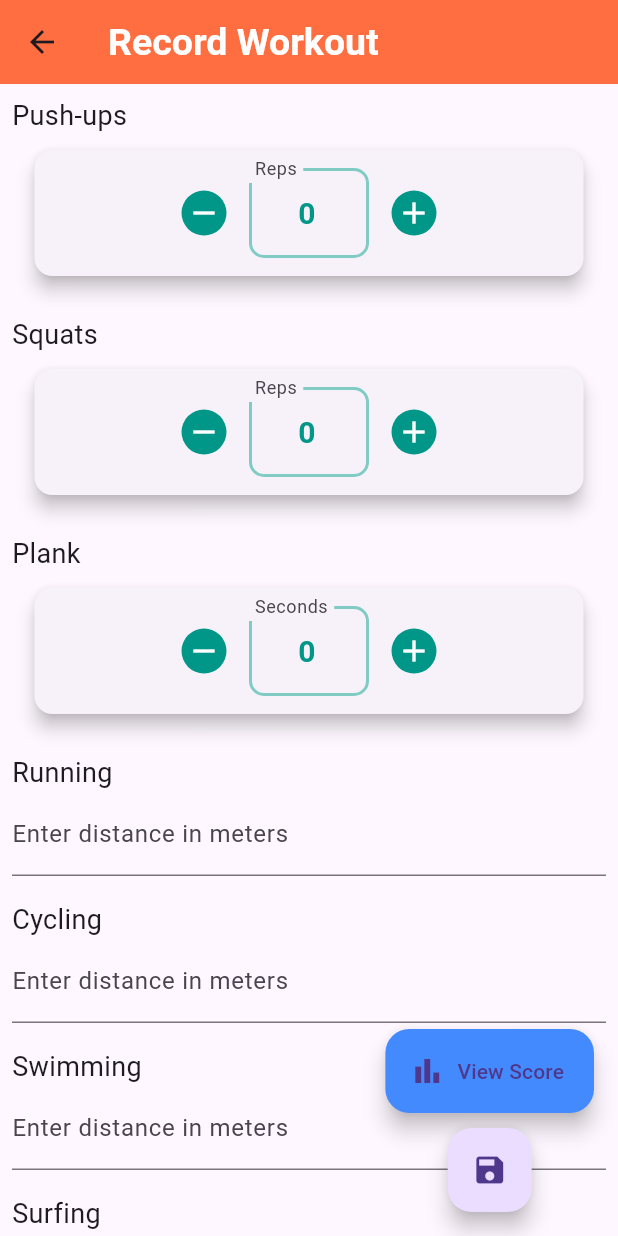
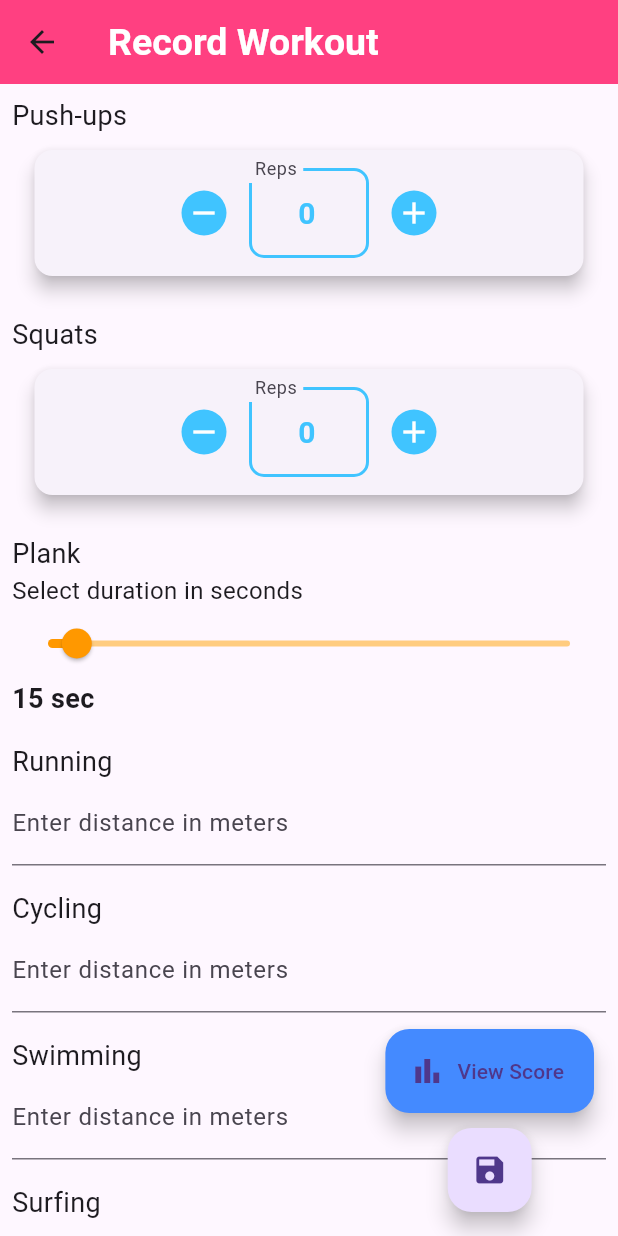
Before and after one commit to Karthikeya02/move, a Flutter app: the screen it shows after launch, after a tap on the "add" icon, on a phone screen of 412 x 824 dp. Run offline on Flutter 3.47's test engine with Material 3 defaults, Android fonts, the phone set to English and light mode, and no system bars.

Commit message:
modify some

```diff
--- a/lib/main.dart
+++ b/lib/main.dart
@@ -16,9 +16,9 @@ class MyApp extends StatelessWidget {
         title: 'Move',
         debugShowCheckedModeBanner: false,
         theme: ThemeData(
-          primarySwatch: Colors.deepPurple,
+          primarySwatch: Colors.pink,
           appBarTheme: AppBarTheme(
-            backgroundColor: Colors.deepOrangeAccent, //AppBar teal color
+            backgroundColor: Colors.pinkAccent, //AppBar teal color
             titleTextStyle: TextStyle(
               fontSize: 25,
               fontWeight: FontWeight.w600,
--- a/lib/models/workout_model.dart
+++ b/lib/models/workout_model.dart
@@ -1,10 +1,12 @@
 class Workout {
   final String date; // Date when the workout was recorded
-  final List<ExerciseResult> exercises;
+  final List<ExerciseResult> exerciseResults;
+  final List<Exercise> exercises;
 
   Workout({
     required this.date,
-    required this.exercises,
+    required this.exerciseResults,
+  required this.exercises,
   });
 }
 
--- a/lib/widgets/numeric_widget.dart
+++ b/lib/widgets/numeric_widget.dart
@@ -73,7 +73,7 @@ class _NumericInputWidgetState extends State<NumericInputWidget> {
               borderRadius: BorderRadius.circular(30),
               child: CircleAvatar(
                 radius: 15,
-                backgroundColor: Colors.teal,
+                backgroundColor: Colors.lightBlueAccent,
                 child: Icon(
                   Icons.remove,
                   color: Colors.white,
@@ -95,7 +95,7 @@ class _NumericInputWidgetState extends State<NumericInputWidget> {
                 style: TextStyle(
                   fontSize: 20,
                   fontWeight: FontWeight.bold,
-                  color: Colors.teal,
+                  color: Colors.lightBlueAccent,
                 ),
                 decoration: InputDecoration(
                   labelText: widget.label,
@@ -103,11 +103,11 @@ class _NumericInputWidgetState extends State<NumericInputWidget> {
                     borderRadius: BorderRadius.circular(10),
                   ),
                   focusedBorder: OutlineInputBorder(
-                    borderSide: BorderSide(color: Colors.teal, width: 2),
+                    borderSide: BorderSide(color: Colors.lightBlueAccent, width: 2),
                     borderRadius: BorderRadius.circular(10),
                   ),
                   enabledBorder: OutlineInputBorder(
-                    borderSide: BorderSide(color: Colors.teal.shade200, width: 2),
+                    borderSide: BorderSide(color: Colors.lightBlueAccent.shade200, width: 2),
                     borderRadius: BorderRadius.circular(10),
                   ),
                   contentPadding: EdgeInsets.symmetric(vertical: 15),
@@ -123,7 +123,7 @@ class _NumericInputWidgetState extends State<NumericInputWidget> {
               borderRadius: BorderRadius.circular(30),
               child: CircleAvatar(
                 radius: 15,
-                backgroundColor: Colors.teal,
+                backgroundColor: Colors.lightBlueAccent,
                 child: Icon(
                   Icons.add,
                   color: Colors.white,
--- /dev/null
+++ b/lib/widgets/seconds_input_widget.dart
@@ -0,0 +1,46 @@
+import 'package:flutter/material.dart';
+
+class SecondsInputWidget extends StatefulWidget {
+  final Function(int) onInputChanged;
+  final int minSeconds;
+  final int maxSeconds;
+
+  const SecondsInputWidget({
+    required this.onInputChanged,
+    this.minSeconds = 0,
+    this.maxSeconds = 300, // Default max to 5 minutes
+  });
+
+  @override
+  _SecondsInputWidgetState createState() => _SecondsInputWidgetState();
+}
+
+class _SecondsInputWidgetState extends State<SecondsInputWidget> {
+  int _currentValue = 15; // Default value
+
+  @override
+  Widget build(BuildContext context) {
+    return Column(
+      crossAxisAlignment: CrossAxisAlignment.start,
+      children: [
+        Text('Select duration in seconds', style: TextStyle(fontSize: 16)),
+        Slider(
+          value: _currentValue.toDouble(),
+          min: widget.minSeconds.toDouble(),
+          max: widget.maxSeconds.toDouble(),
+          divisions: (widget.maxSeconds - widget.minSeconds) ~/ 5, // Adjust granularity
+          label: '$_currentValue sec',
+          activeColor: Colors.orange, // Orange color for the active track
+          inactiveColor: Colors.orange.shade200, // Lighter orange for inactive part
+          onChanged: (value) {
+            setState(() {
+              _currentValue = value.round();
+            });
+            widget.onInputChanged(_currentValue);
+          },
+        ),
+        Text('$_currentValue sec', style: TextStyle(fontSize: 18, fontWeight: FontWeight.bold)),
+      ],
+    );
+  }
+}
--- a/lib/workout_details/workout_details.dart
+++ b/lib/workout_details/workout_details.dart
@@ -24,7 +24,7 @@ class WorkoutDetails extends StatelessWidget {
                 final exercise = workout.exercises[index];
                 return ListTile(
                   title: Text(exercise.name),
-                  subtitle: Text('Output: ${exercise.output} ${exercise.type}'),
+                  subtitle: Text('Output: ${workout.exerciseResults[index].output} ${exercise.type}'),
                 );
               },
             ),
@@ -34,7 +34,7 @@ class WorkoutDetails extends StatelessWidget {
             padding: const EdgeInsets.all(8.0),
             child: ElevatedButton(
               onPressed: () => _showScore(context), // Show bottom sheet when pressed
-              child: Text('View Performance'),
+              child: Text('View Score'),
             ),
           ),
         ],
--- a/lib/workout_details/workout_plan.dart
+++ /dev/null
@@ -1,13 +0,0 @@
-class WorkoutPlan {
-  String name;
-  List<Exercise> exercises;
-
-  WorkoutPlan(this.name, this.exercises);
-}
-
-class Exercise {
-  String name;
-  String type; // Measurement: 'seconds', 'reps', or 'meters'
-
-  Exercise(this.name, this.type);
-}
```
Also changed, not shown: lib/score_widget.dart (+46 -32 lines), lib/workout_details/workout_history_page.dart (+2 -25 lines), lib/workout_details/workout_recording_page.dart (+19 -12 lines), 3 other files.
